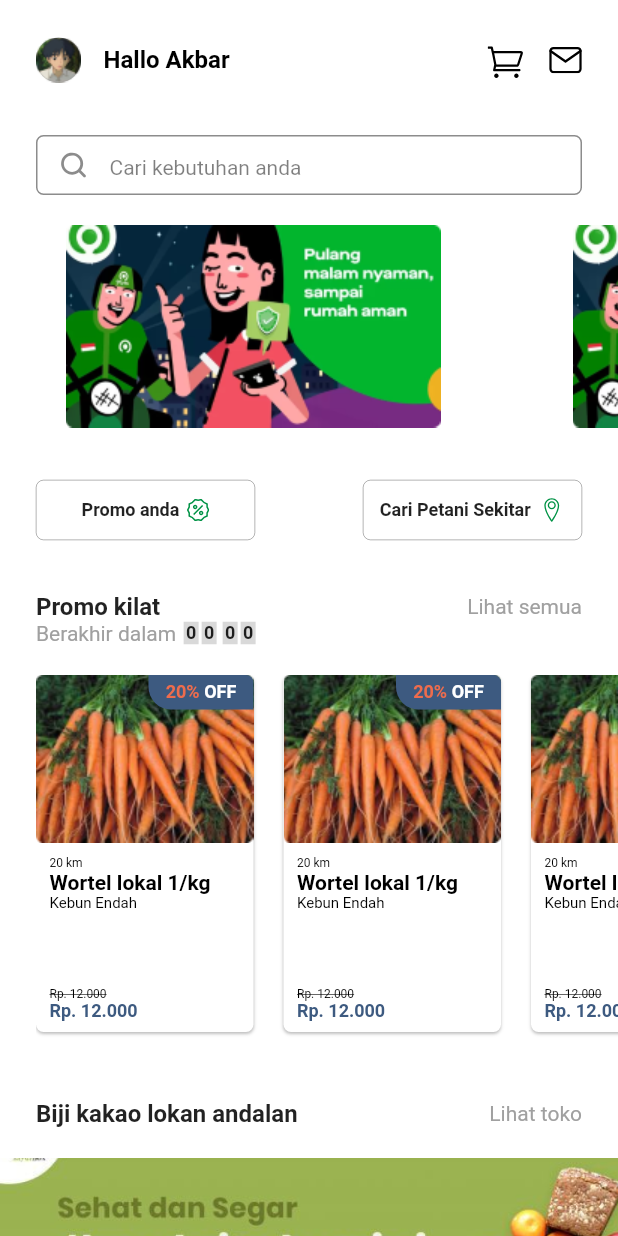
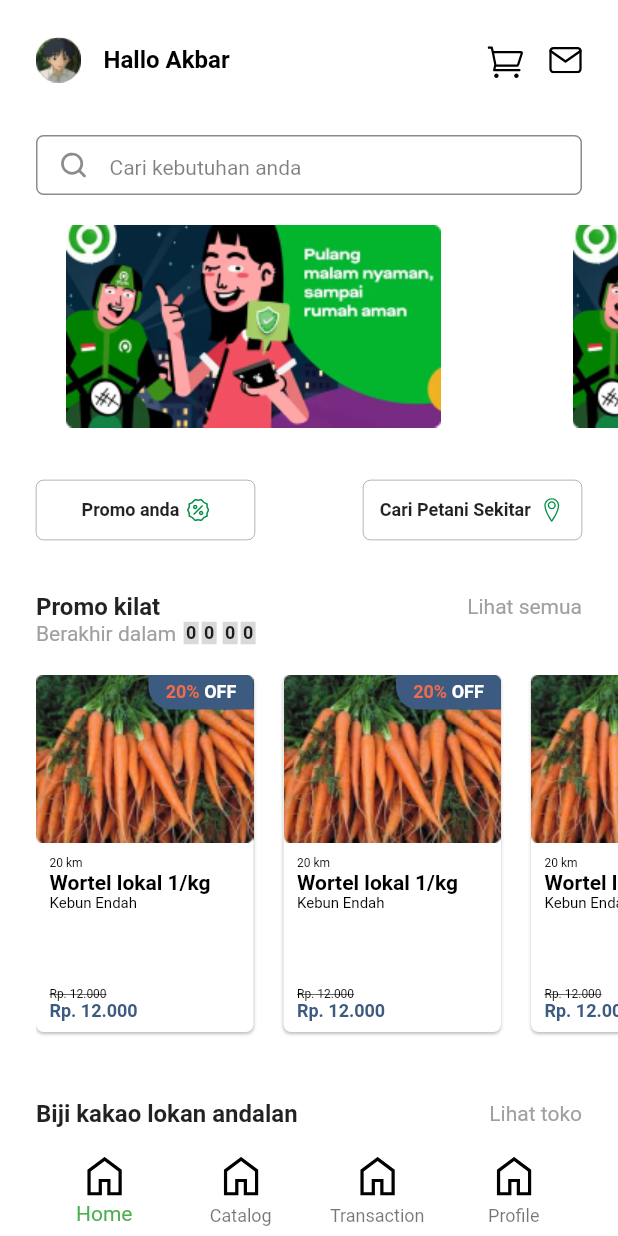
Before and after one commit to Akbarrzql/KangSayur, a Flutter app: the screen it shows after launch, on a phone screen of 412 x 824 dp. Run offline on Flutter 3.47's test engine with Material 2 defaults, Android fonts, the light colour scheme and no system bars; drawn by our look-alikes of carousel_slider; our stand-ins replace animated_splash_screen, flutter_svg, google_fonts.

Commit message:
[NR] make bottom nav

```diff
--- a/lib/UI/bottom_nav/bottom_nav.dart
+++ b/lib/UI/bottom_nav/bottom_nav.dart
@@ -1,4 +1,5 @@
 import 'package:flutter/material.dart';
+import 'package:flutter_svg/flutter_svg.dart';
 import 'package:kangsayur/UI/bottom_nav/items/home/home.dart';
 
 class Bottom_Nav extends StatefulWidget {
@@ -25,8 +26,6 @@ class _Bottom_NavState extends State<Bottom_Nav> {
         return const Home();
       case 2:
         return const Home();
-      case 3:
-        return const Home();
       default:
         return const Home();
     }
@@ -38,7 +37,7 @@ class _Bottom_NavState extends State<Bottom_Nav> {
         body: _body(),
         bottomNavigationBar: Container(
           color: Colors.white,
-          padding: const EdgeInsets.symmetric(horizontal: 25),
+          padding: const EdgeInsets.symmetric(horizontal: 24),
           child: BottomNavigationBar(
             currentIndex: currentIndex,
             onTap: (value) {
@@ -53,57 +52,82 @@ class _Bottom_NavState extends State<Bottom_Nav> {
             items: [
               BottomNavigationBarItem(
                 icon: Padding(
-                  padding: const EdgeInsets.symmetric(vertical: 12),
-                  child: Image.asset('assets/bottom_navbar_icon/home_icon.png'),
+                  padding: const EdgeInsets.symmetric(vertical: 4),
+                  child: SvgPicture.asset(
+                    "assets/icon/navbar/home.svg",
+                    width: 24,
+                    color: Colors.black,
+                  ),
                 ),
-                label: '',
+                label: 'Home',
                 activeIcon: Padding(
-                  padding: const EdgeInsets.symmetric(vertical: 12),
-                  child: Image.asset('assets/bottom_navbar_icon/home_icon_filled.png'),
-                ),),
+                  padding: const EdgeInsets.symmetric(vertical: 4),
+                  child: SvgPicture.asset(
+                    "assets/icon/navbar/home.svg",
+                    width: 24,
+                    color: Colors.black,
+                  ),
+                ),
+              ),
               BottomNavigationBarItem(
-                label: '',
                 icon: Padding(
-                  padding: const EdgeInsets.symmetric(vertical: 12),
-                  child: Image.asset('assets/bottom_navbar_icon/menu_icon.png'),
+                  padding: const EdgeInsets.symmetric(vertical: 4),
+                  child: SvgPicture.asset(
+                    "assets/icon/navbar/home.svg",
+                    width: 24,
+                    color: Colors.black,
+                  ),
                 ),
+                label: 'Catalog',
                 activeIcon: Padding(
-                  padding: const EdgeInsets.symmetric(vertical: 12),
-                  child: Image.asset('assets/bottom_navbar_icon/menu_icon_filled.png'),
-                ),),
+                  padding: const EdgeInsets.symmetric(vertical: 4),
+                  child: SvgPicture.asset(
+                    "assets/icon/navbar/home.svg",
+                    width: 24,
+                    color: Colors.black,
+                  ),
+                ),
+              ),
               BottomNavigationBarItem(
-                label: '',
                 icon: Padding(
-                  padding: const EdgeInsets.symmetric(vertical: 12),
-                  child: Image.asset('assets/bottom_navbar_icon/statistic_icon.png'),
+                  padding: const EdgeInsets.symmetric(vertical: 4),
+                  child: SvgPicture.asset(
+                    "assets/icon/navbar/home.svg",
+                    width: 24,
+                    color: Colors.black,
+                  ),
                 ),
+                label: 'Transaction',
                 activeIcon: Padding(
-                  padding: const EdgeInsets.symmetric(vertical: 12),
-                  child: Image.asset('assets/bottom_navbar_icon/statistic_icon_filled.png'),
-                ),),
+                  padding: const EdgeInsets.symmetric(vertical: 4),
+                  child: SvgPicture.asset(
+                    "assets/icon/navbar/home.svg",
+                    width: 24,
+                    color: Colors.black,
+                  ),
+                ),
+              ),
               BottomNavigationBarItem(
-                label: '',
                 icon: Padding(
-                  padding: const EdgeInsets.symmetric(vertical: 12),
-                  child: Image.asset('assets/bottom_navbar_icon/counselor_icon.png'),
+                  padding: const EdgeInsets.symmetric(vertical: 4),
+                  child: SvgPicture.asset(
+                    "assets/icon/navbar/home.svg",
+                    width: 24,
+                    color: Colors.black,
+                  ),
                 ),
+                label: 'Profile',
                 activeIcon: Padding(
-                  padding: const EdgeInsets.symmetric(vertical: 12),
-                  child: Image.asset('assets/bottom_navbar_icon/counselor_icon_filled.png'),
-                ),),
-              BottomNavigationBarItem(
-                label: '',
-                icon: Padding(
-                  padding: const EdgeInsets.symmetric(vertical: 12),
-                  child: Image.asset('assets/bottom_navbar_icon/profile_icon.png'),
+                  padding: const EdgeInsets.symmetric(vertical: 4),
+                  child: SvgPicture.asset(
+                    "assets/icon/navbar/home.svg",
+                    width: 24,
+                    color: Colors.black,
+                  ),
                 ),
-                activeIcon:  Padding(
-                  padding: const EdgeInsets.symmetric(vertical: 12),
-                  child: Image.asset('assets/bottom_navbar_icon/profile_icon.png'),
-                ),),
+              ),
             ],
           ),
-        )
-    );
+        ));
   }
 }
--- a/lib/main.dart
+++ b/lib/main.dart
@@ -1,4 +1,5 @@
 import 'package:flutter/material.dart';
+import 'package:kangsayur/UI/bottom_nav/bottom_nav.dart';
 import 'package:kangsayur/register/register.dart';
 import 'package:kangsayur/register/set_password.dart';
 import 'package:kangsayur/splash_screen/splash_screen.dart';
@@ -31,7 +32,7 @@ class MyApp extends StatelessWidget {
         // is not restarted.
         primarySwatch: Colors.green,
       ),
-      home:  Home(),
+      home:  Bottom_Nav(),
     );
   }
 }
--- a/pubspec.yaml
+++ b/pubspec.yaml
@@ -67,6 +67,7 @@ flutter:
   assets:
     - assets/images/
     - assets/icon/
+    - assets/icon/navbar/
   #   - images/a_dot_burr.jpeg
   #   - images/a_dot_ham.jpeg
 
```
Also changed, not shown: assets/icon/navbar/home.svg (added).
